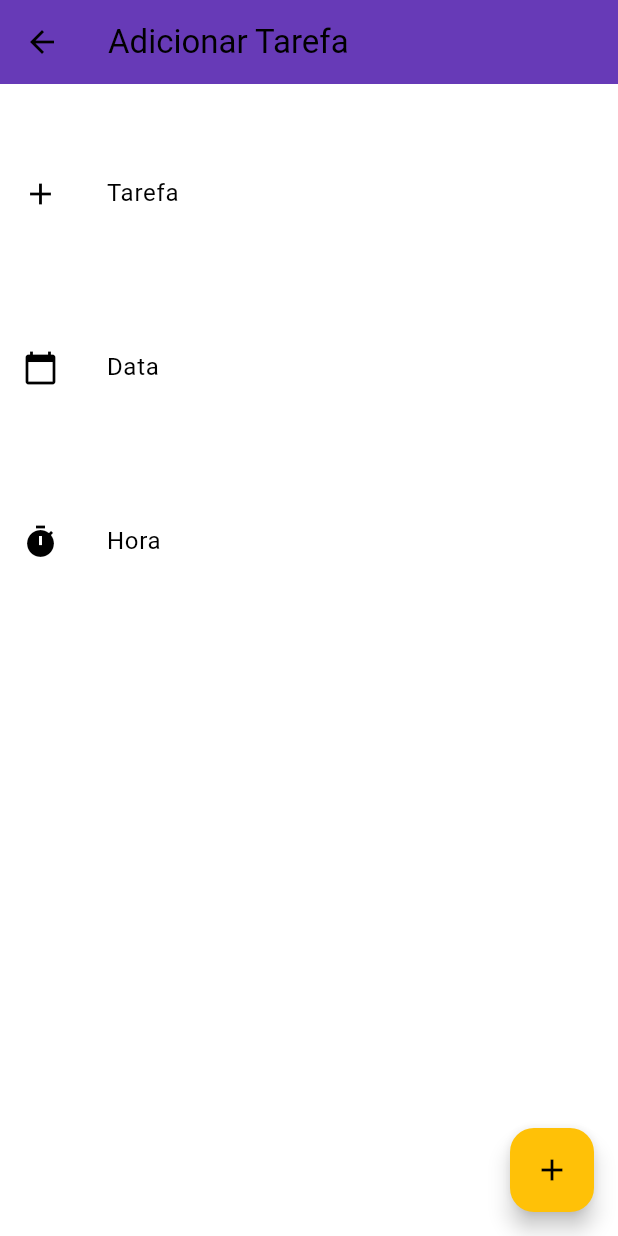
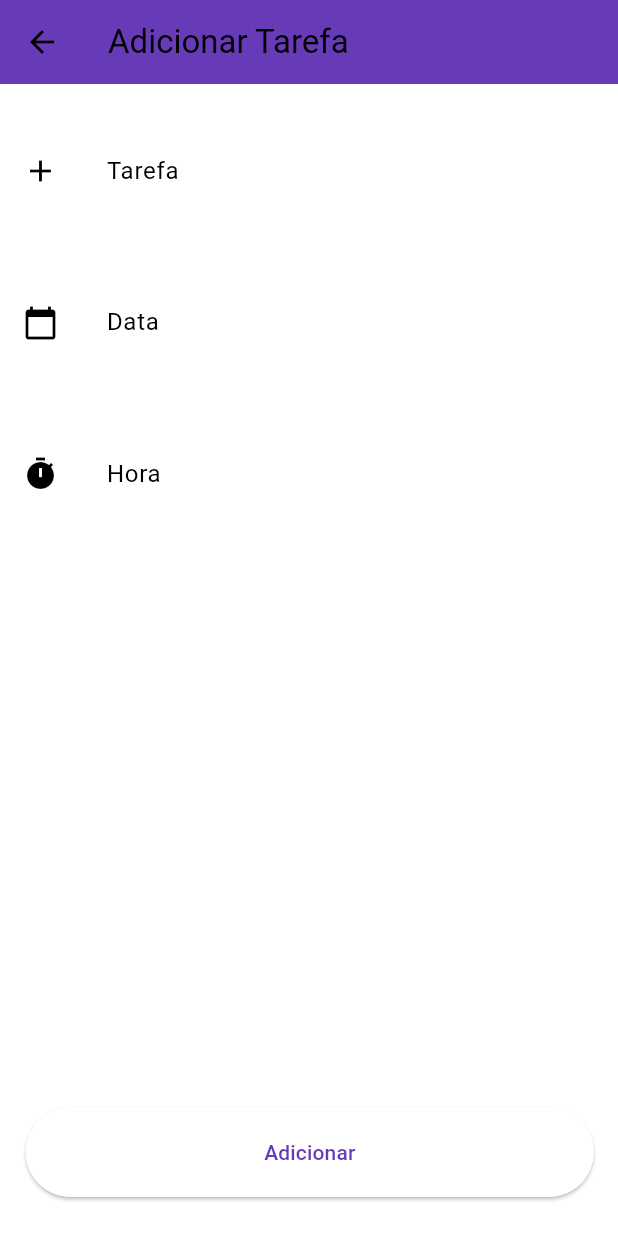
Before and after one commit to Grupo-3-ADS/ToDo-List, a Flutter app: the TaskList screen opened by its route, after a tap on the "add" icon, on a phone screen of 412 x 824 dp. Run offline on Flutter 3.47's test engine with Material 3 defaults, Android fonts, the phone set to English and light mode, and no system bars; our stand-ins replace sqflite, table_calendar; accounts and stored records are empty.

Commit message:
Fix persistência

```diff
--- a/lib/model.dart
+++ b/lib/model.dart
@@ -32,8 +32,8 @@ class DatabaseProvider {
     return await openDatabase(path, version: 1,
         onCreate: (Database db, int newerVersion) async {
       await db.execute(
-          "CREATE TABLE $taskTable($idColumn INTEGER PRIMARY KEY, $nameColumn TEXT, $dateColumn DATE,"
-          "$timeColumn TIME)");
+          "CREATE TABLE $taskTable($idColumn INTEGER PRIMARY KEY, $nameColumn TEXT, $dateColumn TEXT,"
+          "$timeColumn TEXT)");
     });
   }
 
--- a/lib/register_task.dart
+++ b/lib/register_task.dart
@@ -27,20 +27,30 @@ class _RegisterTaskState extends State<RegisterTask> {
         title: Text(
             widget.editIndex != null ? 'Editar Tarefa' : 'Adicionar Tarefa'),
       ),
-        body: Stack(children: <Widget>[
-          ListView(children: [
+      body: SingleChildScrollView(
+        // Adiciona um SingleChildScrollView
+        child: Padding(
+          padding: const EdgeInsets.all(0.0),
+          child: Column(
+            crossAxisAlignment: CrossAxisAlignment.stretch,
+            children: [
               sizeBox(),
               taskName(),
               sizeBox(),
               taskDate(),
               sizeBox(),
               taskTime(),
-          ]),
-        ]),
-        floatingActionButton: FloatingActionButton(
-          backgroundColor: Colors.amber,
-          foregroundColor: Colors.black,
-          child: Icon(Icons.add),
+              sizeBox(),
+            ],
+          ),
+        ),
+      ),
+      floatingActionButton: Align(
+        alignment: Alignment.bottomCenter,
+        child: Container(
+          width: double.infinity,
+          padding: EdgeInsets.fromLTRB(33, 0, 0, 10),
+          child: ElevatedButton(
             onPressed: () async {
               final dbProvider = DatabaseProvider();
               if (widget.editIndex != null) {
@@ -66,12 +76,19 @@ class _RegisterTaskState extends State<RegisterTask> {
               }
               Navigator.pop(context); // Retorna para a tela anterior
             },
-        ));
+            style: ElevatedButton.styleFrom(
+              padding: EdgeInsets.symmetric(vertical: 20),
+            ),
+            child: Text(widget.editIndex != null ? 'Salvar' : 'Adicionar'),
+          ),
+        ),
+      ),
+    );
   }
 
   Widget sizeBox() {
     return SizedBox(
-      height: 30,
+      height: 15,
     );
   }
 
@@ -139,8 +156,3 @@ class _RegisterTaskState extends State<RegisterTask> {
     );
   }
 }
-
-void addTaskList(String name, String date, String time) {
-  Task t = Task(null, name, date, time);
-  listTask.add(t);
-}
--- a/lib/task_list.dart
+++ b/lib/task_list.dart
@@ -58,7 +58,7 @@ class _TaskListState extends State<TaskList> {
         title: Text('Minhas tarefas'),
       ),
       body: ListView.builder(
-          itemCount: listTask.length,
+          itemCount: tasks.length,
           itemBuilder: (BuildContext context, int index) {
             String name = tasks[index].name;
             String data = tasks[index].date;
```
Lines whose indentation alone changed are shown as unchanged.
